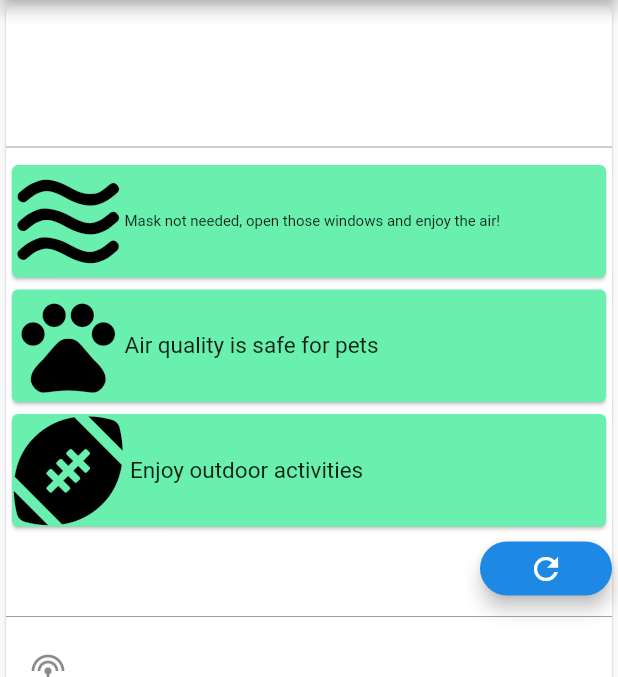
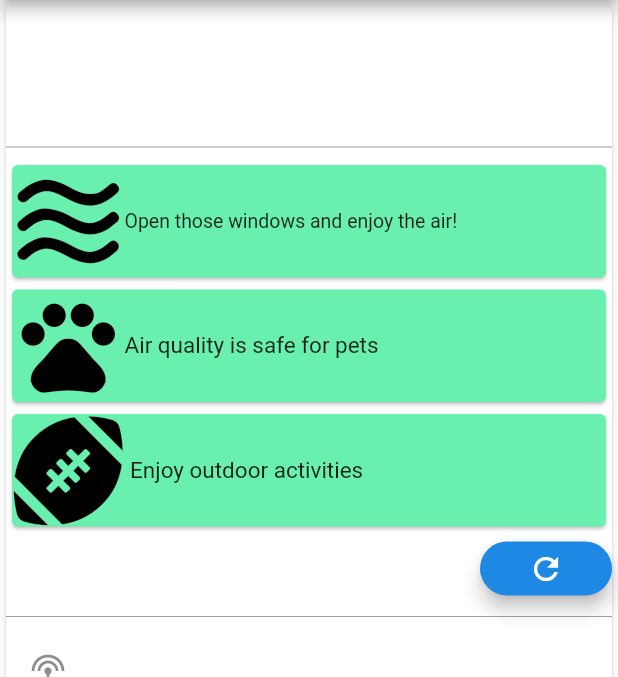
Before and after one commit to PradyMagal/BayAirea, a Flutter app: the screen it shows after launch, on a phone screen of 412 x 824 dp, the part 84-761 px from its top. Run offline on Flutter 3.47's test engine with Material 2 defaults, Android fonts, the phone set to English and light mode, and no system bars; our stand-ins replace font_awesome_flutter, gradient_app_bar, material_design_icons_flutter; network calls fail.

Commit message:
Lol just fill in if statements

```diff
--- a/lib/home.dart
+++ b/lib/home.dart
@@ -218,7 +218,8 @@ class _HomePageState extends State<HomePage>{
    }
    else if(set >= 100){
      indicator = Colors.purple;
-     userText = "Close all windows, and check air filter!";
+     userText = "Air Quality is hazardous for pets, check air filter and close windows";
+     size = 10;
    }
    else if(set == -1){
      indicator = Colors.grey;
@@ -245,8 +246,38 @@ class _HomePageState extends State<HomePage>{
 
   if(set < 12){
      indicator = Colors.greenAccent;
-     userText = "Mask not needed, open those windows and enjoy the air!";
+     userText = "Open those windows and enjoy the air!";
+     size = 13;
+   }
+   if(set > 12 && set <= 35.4){
+     indicator = Colors.yellowAccent;
+     userText = "Air quality is moderate, unusually sensitive groups may experience problems";
      size = 10;
+   }
+    if(set > 35.4 && set <= 55.4){
+     indicator = Colors.orangeAccent;
+     userText = "Air quality is unhealthy for sensitive groups(Asthamatics, Elderly, etc.)";
+     size = 10;
+   }
+    if(set > 35.4 && set <= 55.4){
+     indicator = Colors.orangeAccent;
+     userText = "Air quality is unhealthy for sensitive groups(Asthamatics and Elderly need a mask)";
+     size = 10;
+   }
+    if(set > 55.4 && set <= 150.4){
+     indicator = Colors.redAccent;
+     userText = "Air quality is unhealthy, wear a mask";
+     size = 12;
+   }
+   if(set > 150.4 && set<=250.4 ){
+     indicator = Colors.red[900];
+     userText = "Air quality is very unhealthy, wear a mask";
+     size = 12;
+   }
+   if(set > 250.4 ){
+     indicator = Colors.purple;
+     userText = "Air quality is Hazardous, wear a mask, close all windows and check air filter";
+     size = 11;
    }
 
    const IconData(0xe9a9, fontFamily: 'MyFlutterApp');
@@ -256,6 +287,7 @@ class _HomePageState extends State<HomePage>{
      child: new Row(
         children: <Widget>[
         new Icon(IconData(0xe800, fontFamily: 'MyFlutterApp'), color: Colors.black,size: 75),
+        // new Column(),
         new Text(userText, style: new TextStyle(fontSize: size),),//Passes in the text we set before along with the font size
         ],
      ),
@@ -270,9 +302,10 @@ Card outCard(double set){ //I found out you can return Cards, so we can take adv
 
   if(set < 12){
      indicator = Colors.greenAccent;
-     userText = "Enjoy outdoor activities";
+     userText = "Enjoy outdoor activities"; //use my examples above, everything else is setup, this is how it should look
      size = 15;
    }
+   //Fill in more if statements here based on the scale
 
 
    return new Card(
```
